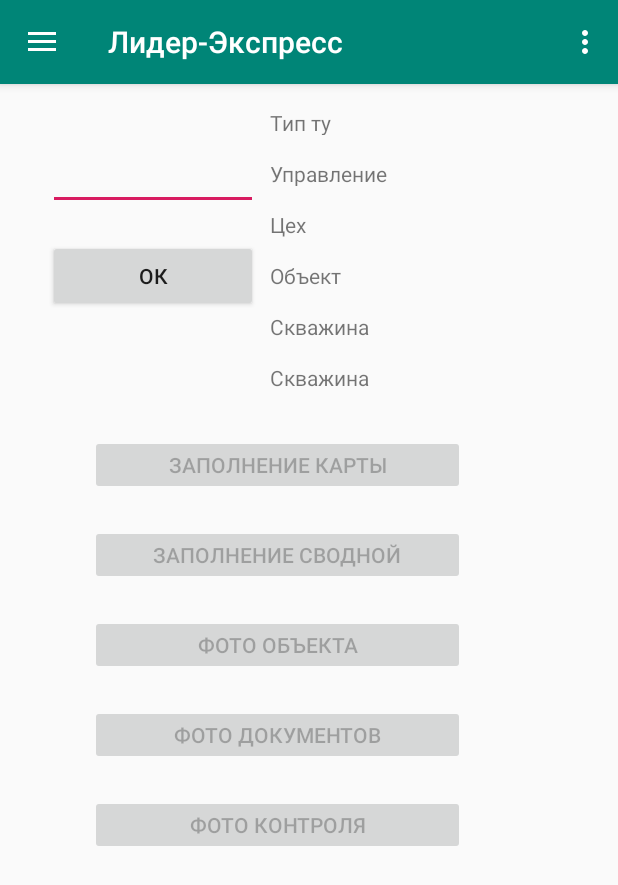
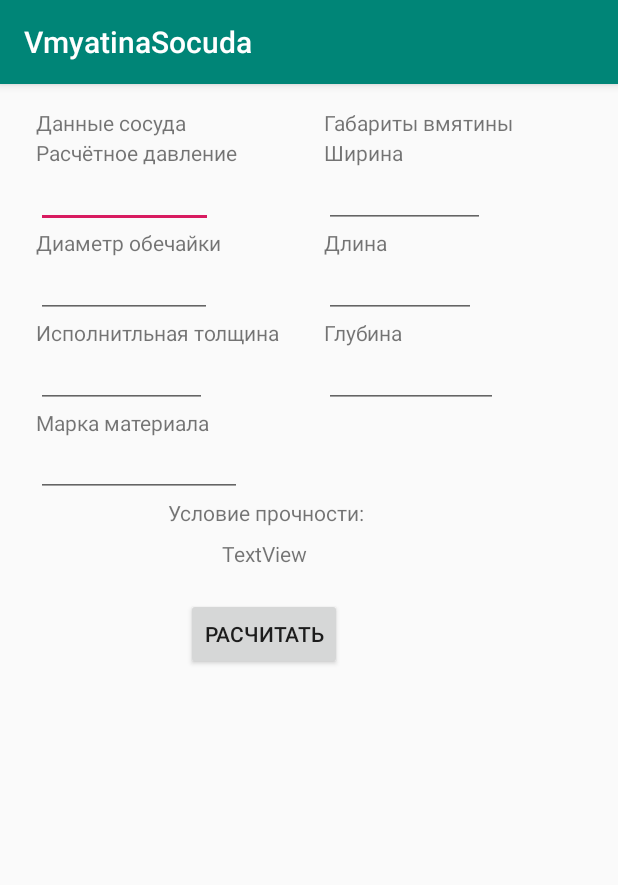
Before and after one commit to Marevo28/liderexpress, an Android app: the screen it shows after launch (MainActivity before the commit, VmyatinaSocuda after it), in the side drawer, after a tap on "Расчёт вмятины", on a phone screen of 412 x 824 dp. Shown: the top 885 px of the screen. Run offline under Robolectric (Android 15) with nearby library versions, the phone set to English and light mode, and no system bars; network calls fail; 1 statement that could not run was skipped.

Commit message:
Добавлен расчёт вмятины

```diff
--- a/app/src/main/AndroidManifest.xml
+++ b/app/src/main/AndroidManifest.xml
@@ -18,9 +18,13 @@
         android:supportsRtl="true"
         android:theme="@style/AppTheme">
         <activity
+            android:name=".VmyatinaSocuda"
+            android:label="@string/title_activity_vmyatina_socuda"
+            android:theme="@style/AppTheme.NoActionBar"></activity>
+        <activity
             android:name=".GiSosuda"
             android:label="@string/title_activity_gi_sosuda"
-            android:theme="@style/AppTheme.NoActionBar"></activity>
+            android:theme="@style/AppTheme.NoActionBar" />
         <activity
             android:name=".Spisok"
             android:label="@string/title_activity_spisok"
--- a/app/src/main/java/com/example/lider_express/MainActivity.java
+++ b/app/src/main/java/com/example/lider_express/MainActivity.java
@@ -185,7 +185,8 @@ public class MainActivity extends AppCompatActivity implements NavigationView.On
             Intent IntentSittings = new Intent(MainActivity.this, GiSosuda.class);
             startActivity(IntentSittings);
         } else if (id == R.id.nav_slideshow) {
-
+            Intent IntentSittings = new Intent(MainActivity.this, VmyatinaSocuda.class);
+            startActivity(IntentSittings);
         } else if (id == R.id.nav_tools) {
 
         } else if (id == R.id.nav_sittings) {
--- /dev/null
+++ b/app/src/main/java/com/example/lider_express/VmyatinaSocuda.java
@@ -0,0 +1,114 @@
+package com.example.lider_express;
+
+import android.database.Cursor;
+import android.database.SQLException;
+import android.database.sqlite.SQLiteDatabase;
+import android.os.Bundle;
+
+import com.google.android.material.floatingactionbutton.FloatingActionButton;
+import com.google.android.material.snackbar.Snackbar;
+
+import androidx.appcompat.app.AppCompatActivity;
+import androidx.appcompat.widget.Toolbar;
+
+import android.view.View;
+import android.widget.ArrayAdapter;
+import android.widget.AutoCompleteTextView;
+import android.widget.Button;
+import android.widget.EditText;
+import android.widget.TextView;
+
+import java.io.IOException;
+import java.util.Arrays;
+import java.util.List;
+
+public class VmyatinaSocuda extends AppCompatActivity {
+    public DatabaseHelper mDBHelper;
+    public SQLiteDatabase mDb;
+    Button butItog;
+    String metal,sigma,uslovie,V;
+    int sigmaR,davl,diam,ispol,shir,dlin,glub, min;
+    TextView textUslovie,textZnachenie;
+    EditText textDavlenie,textDiametr,textIspolnitelnoe,textShirina,textDlina,textGlubina;
+    double psipsi,psi,cospsi,rnar,n,pi,sigmaMAX,drob1,drob2,drob3,drob4,drob5,drob6;
+    @Override
+    protected void onCreate(Bundle savedInstanceState) {
+        super.onCreate(savedInstanceState);
+        setContentView(R.layout.activity_vmyatina_socuda);
+        Toolbar toolbar = findViewById(R.id.toolbar);
+        setSupportActionBar(toolbar);
+
+        butItog=findViewById(R.id.butItog);
+        textUslovie=findViewById(R.id.textUslovie);
+        textZnachenie=findViewById(R.id.textZnachenie);
+        textDavlenie=findViewById(R.id.textDavlenie);
+        textDiametr=findViewById(R.id.textDiametr);
+        textIspolnitelnoe=findViewById(R.id.textIspolnitelnoe);
+        textShirina=findViewById(R.id.textShirina);
+        textDlina=findViewById(R.id.textDlina);
+        textGlubina=findViewById(R.id.textGlubina);
+
+        mDBHelper = new DatabaseHelper(this);
+        try {
+            mDBHelper.updateDataBase();
+        } catch (IOException mIOException) {
+            throw new Error("UnableToUpdateDatabase");
+        }
+        try {
+            mDb = mDBHelper.getWritableDatabase();
+        } catch (SQLException mSQLException) {
+            throw mSQLException;
+        }
+        final AutoCompleteTextView autoCompleteTextView = (AutoCompleteTextView) findViewById(R.id.autoCompleteTextView3);
+        String[] cats = getResources().getStringArray(R.array.Металлы);
+        List<String> catList = Arrays.asList(cats);
+        ArrayAdapter<String> adapter = new ArrayAdapter<>(this, android.R.layout.simple_dropdown_item_1line, catList);
+        autoCompleteTextView.setAdapter(adapter);
+        butItog.setOnClickListener(new View.OnClickListener() {
+            @Override
+            public void onClick(View v) {
+                metal = autoCompleteTextView.getText().toString();
+                davl = Integer.parseInt(textDavlenie.getText().toString());
+                diam = Integer.parseInt(textDiametr.getText().toString());
+                ispol = Integer.parseInt(textIspolnitelnoe.getText().toString());
+                shir = Integer.parseInt(textShirina.getText().toString());
+                dlin = Integer.parseInt(textDlina.getText().toString());
+                glub = Integer.parseInt(textGlubina.getText().toString());
+                if (shir < dlin) {
+                    min = shir;
+                } else if (shir > dlin) {
+                    min = dlin;
+                }
+                rnar=(double)(diam*diam)/2;
+                cospsi=(rnar-(min*min))/rnar;
+                psipsi=Math.acos(cospsi);
+                psi=psipsi/2;
+                pi=Math.PI;
+                n=pi/(2*psi);
+                Cursor cursormetal = mDb.query("Metal", null, "metal = ?", new String[]{metal}, null, null, null);
+                cursormetal.moveToFirst();
+                sigma = cursormetal.getString(cursormetal.getColumnIndex("20"));
+                sigmaR= Integer.parseInt(sigma);
+                sigmaR=3*sigmaR;
+                drob1=(double)(6*glub)/(ispol-1);
+                drob2=(double)(diam/(ispol-1));
+                drob3=(double)davl/200000;
+                drob4=1.365/(n*n-1);
+                drob5=(1+drob4*drob3*drob2*drob2*drob2);
+                drob6=((davl*diam)/(2*0.9*(ispol-1)));
+                sigmaMAX=drob6*(1+drob1/drob5);
+                sigmaMAX=Math.round(sigmaMAX * 100.0) / 100.0;
+                if (sigmaMAX < sigmaR) {
+                    uslovie="выполняется";
+                    V="<";
+                } else if (sigmaMAX >= sigmaR) {
+                    uslovie="не выполняется";
+                    V=">";
+                }
+                textUslovie.setText("Условие " + uslovie);
+                textZnachenie.setText(sigmaMAX+V+sigmaR);
+                cursormetal.close();
+            }
+        });
+    }
+}
--- /dev/null
+++ b/app/src/main/res/layout/activity_vmyatina_socuda.xml
@@ -0,0 +1,25 @@
+<?xml version="1.0" encoding="utf-8"?>
+<androidx.coordinatorlayout.widget.CoordinatorLayout xmlns:android="http://schemas.android.com/apk/res/android"
+    xmlns:app="http://schemas.android.com/apk/res-auto"
+    xmlns:tools="http://schemas.android.com/tools"
+    android:layout_width="match_parent"
+    android:layout_height="match_parent"
+    tools:context=".VmyatinaSocuda">
+
+    <com.google.android.material.appbar.AppBarLayout
+        android:layout_width="match_parent"
+        android:layout_height="wrap_content"
+        android:theme="@style/AppTheme.AppBarOverlay">
+
+        <androidx.appcompat.widget.Toolbar
+            android:id="@+id/toolbar"
+            android:layout_width="match_parent"
+            android:layout_height="?attr/actionBarSize"
+            android:background="?attr/colorPrimary"
+            app:popupTheme="@style/AppTheme.PopupOverlay" />
+
+    </com.google.android.material.appbar.AppBarLayout>
+
+    <include layout="@layout/content_vmyatina_socuda" />
+
+</androidx.coordinatorlayout.widget.CoordinatorLayout>
--- /dev/null
+++ b/app/src/main/res/layout/content_vmyatina_socuda.xml
@@ -0,0 +1,190 @@
+<?xml version="1.0" encoding="utf-8"?>
+<androidx.constraintlayout.widget.ConstraintLayout xmlns:android="http://schemas.android.com/apk/res/android"
+    xmlns:app="http://schemas.android.com/apk/res-auto"
+    xmlns:tools="http://schemas.android.com/tools"
+    android:layout_width="match_parent"
+    android:layout_height="match_parent"
+    app:layout_behavior="@string/appbar_scrolling_view_behavior"
+    tools:context=".VmyatinaSocuda"
+    tools:showIn="@layout/activity_vmyatina_socuda">
+
+    <EditText
+        android:id="@+id/textDavlenie"
+        android:layout_width="118dp"
+        android:layout_height="40dp"
+        android:ems="10"
+        android:inputType="number"
+        app:layout_constraintStart_toStartOf="@+id/textView7"
+        app:layout_constraintTop_toBottomOf="@+id/textView7" />
+
+    <EditText
+        android:id="@+id/textDiametr"
+        android:layout_width="117dp"
+        android:layout_height="40dp"
+        android:layout_marginTop="60dp"
+        android:ems="10"
+        android:inputType="number"
+        app:layout_constraintStart_toStartOf="@+id/textView7"
+        app:layout_constraintTop_toBottomOf="@+id/textView7" />
+
+    <EditText
+        android:id="@+id/textIspolnitelnoe"
+        android:layout_width="114dp"
+        android:layout_height="40dp"
+        android:layout_marginTop="120dp"
+        android:ems="10"
+        android:inputType="number"
+        app:layout_constraintStart_toStartOf="@+id/textView7"
+        app:layout_constraintTop_toBottomOf="@+id/textView7" />
+
+    <TextView
+        android:id="@+id/textView7"
+        android:layout_width="138dp"
+        android:layout_height="20dp"
+        android:layout_marginStart="24dp"
+        android:layout_marginTop="36dp"
+        android:text="Расчётное давление"
+        app:layout_constraintStart_toStartOf="parent"
+        app:layout_constraintTop_toTopOf="parent" />
+
+    <TextView
+        android:id="@+id/textView19"
+        android:layout_width="wrap_content"
+        android:layout_height="wrap_content"
+        android:layout_marginTop="40dp"
+        android:text="Диаметр обечайки"
+        app:layout_constraintStart_toStartOf="@+id/textView7"
+        app:layout_constraintTop_toBottomOf="@+id/textView7" />
+
+    <TextView
+        android:id="@+id/textView20"
+        android:layout_width="wrap_content"
+        android:layout_height="wrap_content"
+        android:layout_marginTop="100dp"
+        android:text="Исполнитльная толщина"
+        app:layout_constraintStart_toStartOf="@+id/textView7"
+        app:layout_constraintTop_toBottomOf="@+id/textView7" />
+
+    <TextView
+        android:id="@+id/textView21"
+        android:layout_width="wrap_content"
+        android:layout_height="wrap_content"
+        android:layout_marginStart="216dp"
+        android:layout_marginTop="16dp"
+        android:text="Габариты вмятины"
+        app:layout_constraintStart_toStartOf="parent"
+        app:layout_constraintTop_toTopOf="parent" />
+
+    <TextView
+        android:id="@+id/textView26"
+        android:layout_width="wrap_content"
+        android:layout_height="wrap_content"
+        android:layout_marginStart="24dp"
+        android:layout_marginTop="16dp"
+        android:text="Данные сосуда"
+        app:layout_constraintStart_toStartOf="parent"
+        app:layout_constraintTop_toTopOf="parent" />
+
+    <TextView
+        android:id="@+id/textView28"
+        android:layout_width="wrap_content"
+        android:layout_height="20dp"
+        android:layout_marginStart="216dp"
+        android:layout_marginTop="36dp"
+        android:text="Ширина"
+        app:layout_constraintStart_toStartOf="parent"
+        app:layout_constraintTop_toTopOf="parent" />
+
+    <EditText
+        android:id="@+id/textShirina"
+        android:layout_width="107dp"
+        android:layout_height="40dp"
+        android:layout_marginTop="20dp"
+        android:ems="10"
+        android:inputType="number"
+        app:layout_constraintStart_toStartOf="@+id/textView21"
+        app:layout_constraintTop_toTopOf="@+id/textView28" />
+
+    <TextView
+        android:id="@+id/textView29"
+        android:layout_width="wrap_content"
+        android:layout_height="wrap_content"
+        android:layout_marginTop="40dp"
+        android:text="Длина"
+        app:layout_constraintStart_toStartOf="@+id/textView21"
+        app:layout_constraintTop_toBottomOf="@+id/textView28" />
+
+    <EditText
+        android:id="@+id/textDlina"
+        android:layout_width="101dp"
+        android:layout_height="40dp"
+        android:layout_marginTop="60dp"
+        android:ems="10"
+        android:inputType="number"
+        app:layout_constraintStart_toStartOf="@+id/textView21"
+        app:layout_constraintTop_toBottomOf="@+id/textView28" />
+
+    <TextView
+        android:id="@+id/textView30"
+        android:layout_width="wrap_content"
+        android:layout_height="wrap_content"
+        android:layout_marginTop="100dp"
+        android:text="Глубина"
+        app:layout_constraintStart_toStartOf="@+id/textView21"
+        app:layout_constraintTop_toBottomOf="@+id/textView28" />
+
+    <EditText
+        android:id="@+id/textGlubina"
+        android:layout_width="116dp"
+        android:layout_height="40dp"
+        android:layout_marginTop="120dp"
+        android:ems="10"
+        android:inputType="number"
+        app:layout_constraintStart_toStartOf="@+id/textView21"
+        app:layout_constraintTop_toBottomOf="@+id/textView28" />
+
+    <AutoCompleteTextView
+        android:id="@+id/autoCompleteTextView3"
+        android:layout_width="137dp"
+        android:layout_height="40dp"
+        app:layout_constraintStart_toStartOf="@+id/textView20"
+        app:layout_constraintTop_toBottomOf="@+id/textView32" />
+
+    <TextView
+        android:id="@+id/textView32"
+        android:layout_width="wrap_content"
+        android:layout_height="wrap_content"
+        android:layout_marginStart="24dp"
+        android:text="Марка материала"
+        app:layout_constraintStart_toStartOf="parent"
+        app:layout_constraintTop_toBottomOf="@+id/textIspolnitelnoe" />
+
+    <TextView
+        android:id="@+id/textUslovie"
+        android:layout_width="wrap_content"
+        android:layout_height="27dp"
+        android:layout_marginStart="112dp"
+        android:layout_marginTop="276dp"
+        android:text="Условие прочности:"
+        app:layout_constraintStart_toStartOf="parent"
+        app:layout_constraintTop_toTopOf="parent" />
+
+    <TextView
+        android:id="@+id/textZnachenie"
+        android:layout_width="wrap_content"
+        android:layout_height="wrap_content"
+        android:layout_marginStart="148dp"
+        android:text="TextView"
+        app:layout_constraintStart_toStartOf="parent"
+        app:layout_constraintTop_toBottomOf="@+id/textUslovie" />
+
+    <Button
+        android:id="@+id/butItog"
+        android:layout_width="wrap_content"
+        android:layout_height="wrap_content"
+        android:layout_marginStart="124dp"
+        android:layout_marginTop="20dp"
+        android:text="Расчитать"
+        app:layout_constraintStart_toStartOf="parent"
+        app:layout_constraintTop_toBottomOf="@+id/textZnachenie" />
+</androidx.constraintlayout.widget.ConstraintLayout>
--- a/app/src/main/res/values/strings.xml
+++ b/app/src/main/res/values/strings.xml
@@ -18,4 +18,5 @@
     <string name="title_activity_bndsvodnaya">BNDSvodnaya</string>
     <string name="title_activity_spisok">Spisok</string>
     <string name="title_activity_gi_sosuda">Расчёт ГИ</string>
+    <string name="title_activity_vmyatina_socuda">VmyatinaSocuda</string>
 </resources>
```
